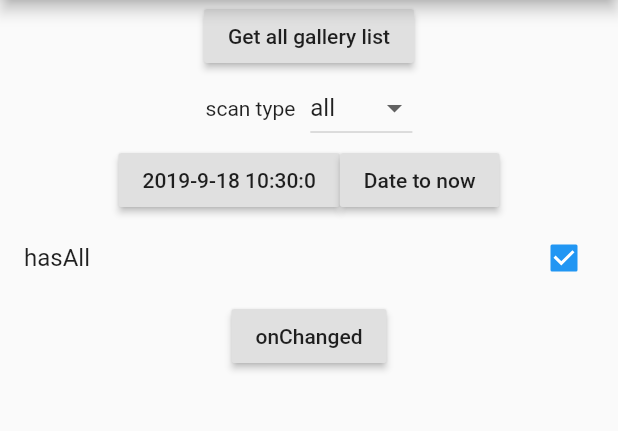
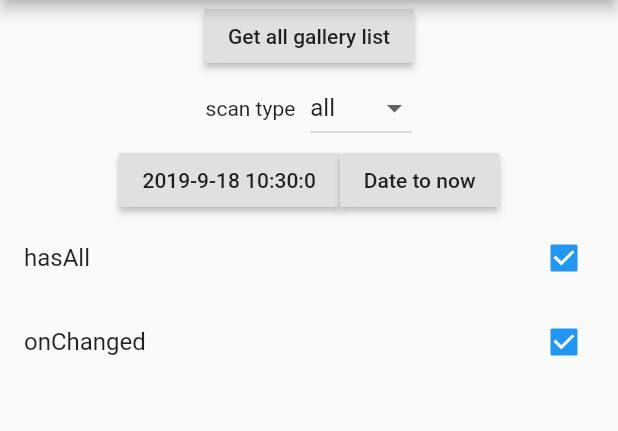
Before and after one commit to fluttercandies/flutter_photo_manager, a Flutter app: the screen it shows after launch, after a tap on "onChanged", on a phone screen of 412 x 824 dp, the part 84-515 px from its top. Run offline on Flutter 3.47's test engine with Material 2 defaults, Android fonts, the phone set to English and light mode, and no system bars; drawn by our look-alikes of oktoast.

Commit message:
Fix photo order and improve home page

```diff
--- a/example/lib/page/home_page.dart
+++ b/example/lib/page/home_page.dart
@@ -58,7 +58,7 @@ class _NewHomePageState extends State<NewHomePage> {
                   mainAxisSize: MainAxisSize.min,
                 ),
                 _buildHasAllCheck(),
-                buildNotifyButton(),
+                buildNotifyCheck(),
                 // buildAndroidQSwitch(),
               ],
             ),
@@ -127,15 +127,22 @@ class _NewHomePageState extends State<NewHomePage> {
 
   bool notifying = false;
 
-  Widget buildNotifyButton() {
-    return buildButton("onChanged", () {
-      notifying = !notifying;
-      if (notifying) {
-        PhotoManager.startChangeNotify();
-      } else {
-        PhotoManager.stopChangeNotify();
+  Widget buildNotifyCheck() {
+    return CheckboxListTile(
+      value: notifying,
+      title: Text("onChanged"),
+      onChanged: (value) {
+        setState(() {
+          notifying = value;
+        });
+
+        if (notifying) {
+          PhotoManager.startChangeNotify();
+        } else {
+          PhotoManager.stopChangeNotify();
+        }
       }
-    });
+    );
   }
 
   void onChange(call) {}
```
Also changed, not shown: 1 other file.
